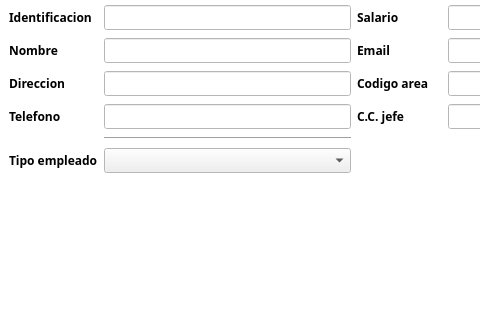
This is gui/administrador_uis/DialogEmpleado.ui in BryanTabarez/ProyectoBD as Qt 5 draws it before an edit; both pictures show x 0 to 480 and y 107 to 427 of the 797 by 670 pixel window. The edited form follows.
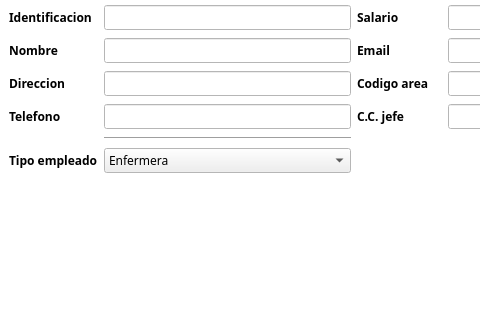
This is the edited form.

Commit message: implementando ControlDaosEmpleados...

The edit to the form file:
```diff
--- a/gui/administrador_uis/DialogEmpleado.ui
+++ b/gui/administrador_uis/DialogEmpleado.ui
@@ -480,11 +480,6 @@
          <bold>false</bold>
         </font>
        </property>
-       <item>
-        <property name="text">
-         <string/>
-        </property>
-       </item>
        <item>
         <property name="text">
          <string>Enfermera                                         </string>
```
Left out of the diff: 7 changed lines with no effect on the pictures. The commit also changes 2 other files.
